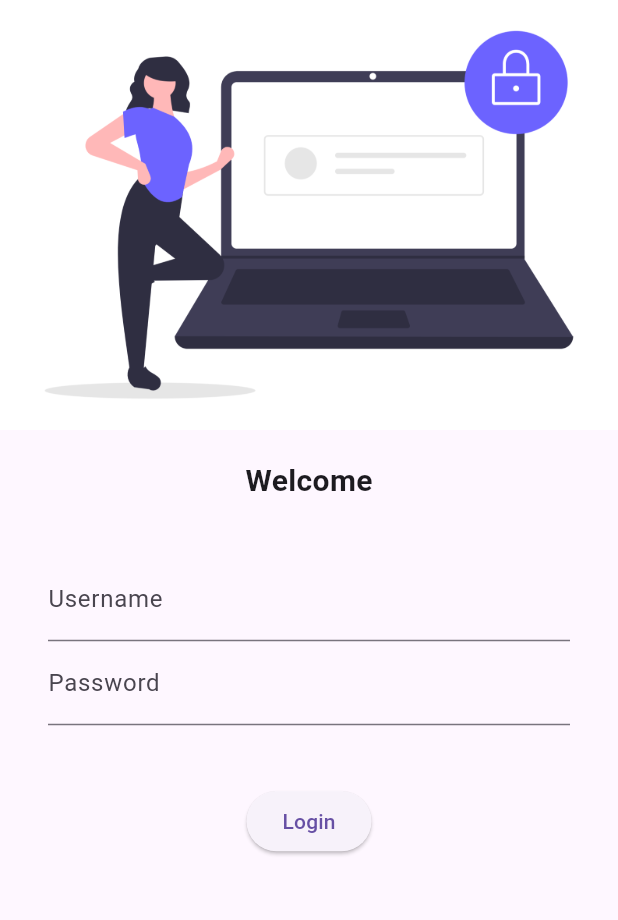
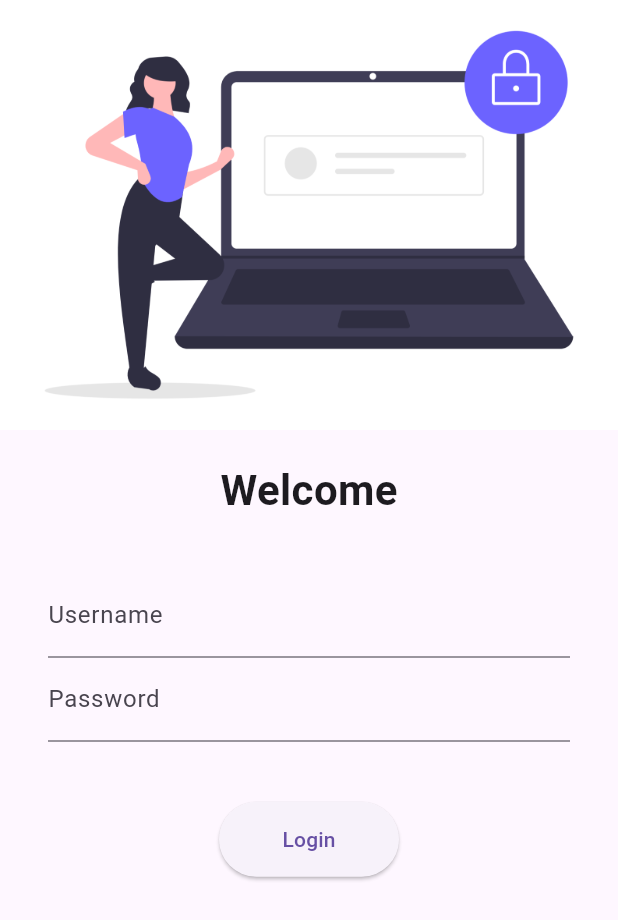
Before and after one commit to Hiteshgurnani123/flutter_application, a Flutter app: the screen it shows after launch, on a phone screen of 412 x 824 dp. Shown: the top 920 px of the screen. Run offline on Flutter 3.47's test engine with Material 3 defaults, Android fonts, the phone set to English and light mode, and no system bars.

Commit message:
day4 completed

```diff
--- a/lib/main.dart
+++ b/lib/main.dart
@@ -1,6 +1,7 @@
 import 'package:flutter/material.dart';
 import 'package:helloworld/home_page.dart';
 import 'package:helloworld/pages/login_page.dart';
+import 'package:helloworld/utils/routes.dart';
 
 void main() {
   runApp(MyApp());
@@ -18,8 +19,8 @@ class MyApp extends StatelessWidget {
       initialRoute: "/",
       routes: {
         "/": (context) => LoginPage(),
-        "/home": (context) => HomePage(),
-        "/login": (context) => LoginPage(),
+        MyRoutes.homeRoute: (context) => HomePage(),
+        MyRoutes.loginRoute: (context) => LoginPage(),
       },
     );
   }
--- a/lib/pages/login_page.dart
+++ b/lib/pages/login_page.dart
@@ -1,4 +1,5 @@
 import 'package:flutter/material.dart';
+import 'package:helloworld/utils/routes.dart';
 
 class LoginPage extends StatelessWidget {
   @override
@@ -16,7 +17,7 @@ class LoginPage extends StatelessWidget {
         Text(
           "Welcome",
           style: TextStyle(
-            fontSize: 20,
+            fontSize: 28,
             fontWeight: FontWeight.bold,
           ),
         ),
@@ -45,10 +46,10 @@ class LoginPage extends StatelessWidget {
               ),
               ElevatedButton(
                 onPressed: () {
-                  print("Welcome");
+                  Navigator.pushNamed(context, MyRoutes.homeRoute);
                 },
                 child: Text("Login"),
-                style: TextButton.styleFrom(),
+                style: TextButton.styleFrom(minimumSize: Size(120, 50)),
               )
             ],
           ),
--- /dev/null
+++ b/lib/utils/routes.dart
@@ -0,0 +1,4 @@
+class MyRoutes {
+  static String loginRoute = "/login";
+  static String homeRoute = "/home";
+}
```
